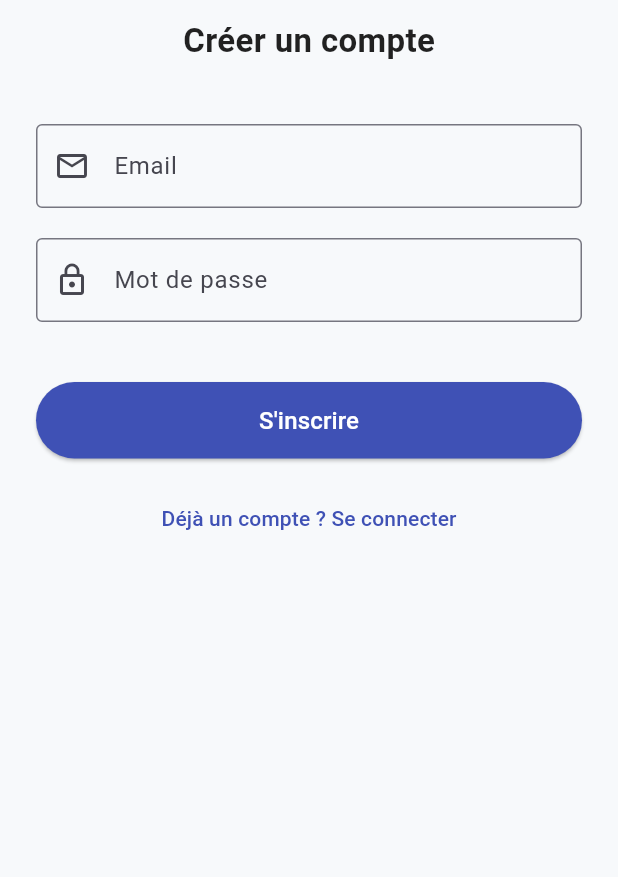
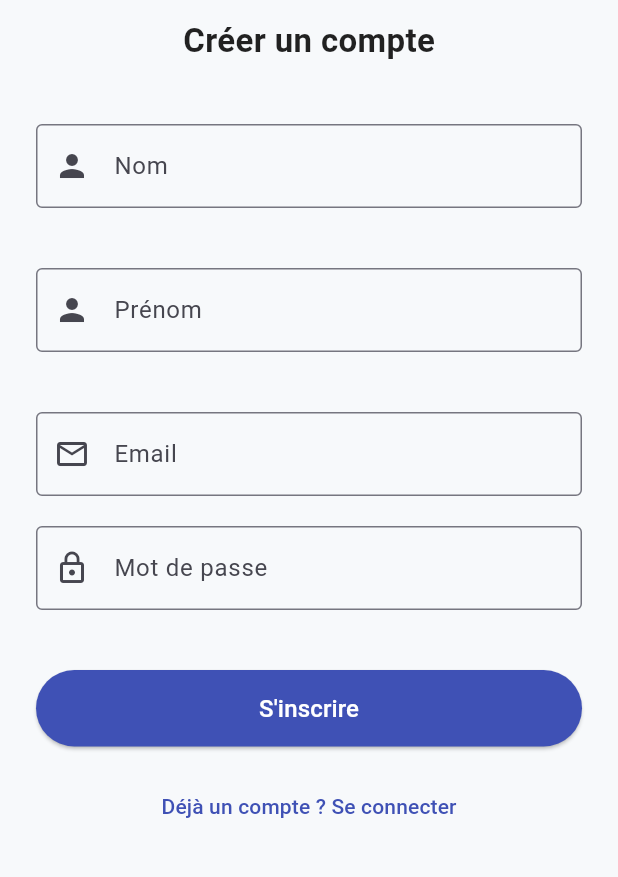
Before and after one commit to Web82-Thom/cleaning_schedule_demo, a Flutter app: the RegisterPage screen opened directly, on a phone screen of 412 x 824 dp, the part 155-1032 px from its top. Run offline on Flutter 3.47's test engine with Material 3 defaults, Android fonts, the phone set to English and light mode, and no system bars; our stand-ins replace cloud_firestore, firebase_auth, firebase_core; accounts and stored records are empty.

```diff
--- a/lib/screens/auth/register_page.dart
+++ b/lib/screens/auth/register_page.dart
@@ -1,6 +1,7 @@
+import 'package:cleaning_schedule/controllers/auth_controller.dart';
 import 'package:flutter/material.dart';
-import 'package:firebase_auth/firebase_auth.dart';
-import '../home_page.dart';
+// import 'package:firebase_auth/firebase_auth.dart';
+// import '../home_page.dart';
 
 class RegisterPage extends StatefulWidget {
   const RegisterPage({super.key});
@@ -10,35 +11,38 @@ class RegisterPage extends StatefulWidget {
 }
 
 class _RegisterPageState extends State<RegisterPage> {
+  final _prenomController = TextEditingController();
+  final _nameController = TextEditingController();
   final _emailController = TextEditingController();
   final _passwordController = TextEditingController();
   bool _isLoading = false;
   String? _errorMessage;
+  AuthController authController = AuthController();
 
-  Future<void> _register() async {
-    setState(() {
-      _isLoading = true;
-      _errorMessage = null;
-    });
+  // Future<void> _register() async {
+  //   setState(() {
+  //     _isLoading = true;
+  //     _errorMessage = null;
+  //   });
 
-    try {
-      await FirebaseAuth.instance.createUserWithEmailAndPassword(
-        email: _emailController.text.trim(),
-        password: _passwordController.text.trim(),
-      );
+  //   try {
+  //     await FirebaseAuth.instance.createUserWithEmailAndPassword(
+  //       email: _emailController.text.trim(),
+  //       password: _passwordController.text.trim(),
+  //     );
 
-      if (mounted) {
-        Navigator.pushReplacement(
-          context,
-          MaterialPageRoute(builder: (_) => const HomePage()),
-        );
-      }
-    } on FirebaseAuthException catch (e) {
-      setState(() => _errorMessage = e.message);
-    } finally {
-      if (mounted) setState(() => _isLoading = false);
-    }
-  }
+  //     if (mounted) {
+  //       Navigator.pushReplacement(
+  //         context,
+  //         MaterialPageRoute(builder: (_) => const HomePage()),
+  //       );
+  //     }
+  //   } on FirebaseAuthException catch (e) {
+  //     setState(() => _errorMessage = e.message);
+  //   } finally {
+  //     if (mounted) setState(() => _isLoading = false);
+  //   }
+  // }
 
   @override
   Widget build(BuildContext context) {
@@ -69,7 +73,28 @@ class _RegisterPageState extends State<RegisterPage> {
                 ),
               ),
               const SizedBox(height: 40),
-
+              // 🔑 Champ Prénom
+              TextField(
+                controller: _nameController,
+                keyboardType: TextInputType.name,
+                decoration: const InputDecoration(
+                  labelText: 'Nom',
+                  border: OutlineInputBorder(),
+                  prefixIcon: Icon(Icons.person),
+                ),
+              ),
+              const SizedBox(height: 40),
+              // 🔑 Champ Prénom
+              TextField(
+                controller: _prenomController,
+                keyboardType: TextInputType.name,
+                decoration: const InputDecoration(
+                  labelText: 'Prénom',
+                  border: OutlineInputBorder(),
+                  prefixIcon: Icon(Icons.person),
+                ),
+              ),
+              const SizedBox(height: 40,),
               // 🔑 Champ Email
               TextField(
                 controller: _emailController,
@@ -106,7 +131,15 @@ class _RegisterPageState extends State<RegisterPage> {
               SizedBox(
                 width: double.infinity,
                 child: ElevatedButton(
-                  onPressed: _isLoading ? null : _register,
+                  onPressed: () => _isLoading
+                      ? null
+                      : authController.registerInstructor(
+                          nom: _nameController.text, // Remplacez par le nom de l'utilisateur
+                          prenom:  _prenomController.text , // Remplacez par le prénom de l'utilisateur
+                          email: _emailController.text.trim(),
+                          password: _passwordController.text.trim(),
+                          context: context,
+                        ),
                   style: ElevatedButton.styleFrom(
                     backgroundColor: Colors.indigo,
                     padding: const EdgeInsets.symmetric(vertical: 14),
```
Also changed, not shown: lib/controllers/auth_controller.dart (+73 -9 lines), lib/models/instructor_model.dart (added, +36 -0 lines), lib/models/user_model.dart (added, +45 -0 lines), lib/models/worker_model.dart (added, +40 -0 lines).
